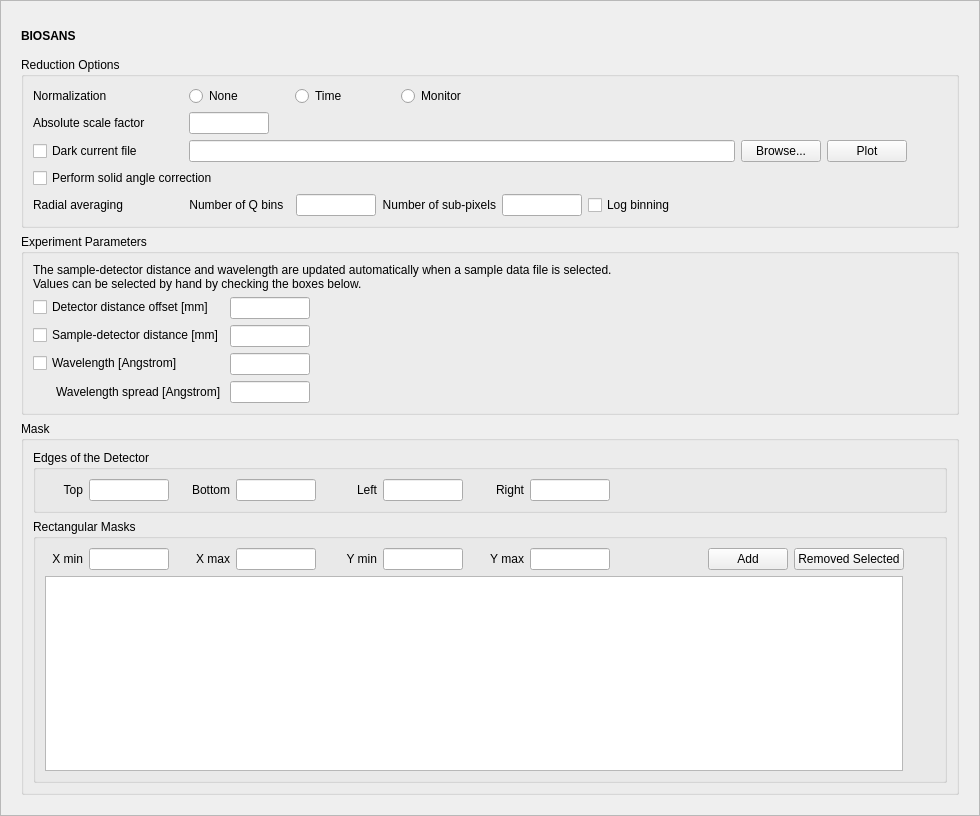
mantidproject/mantid, file Code/Mantid/scripts/Interface/ui/sans/hfir_instrument.ui: the form before one commit.
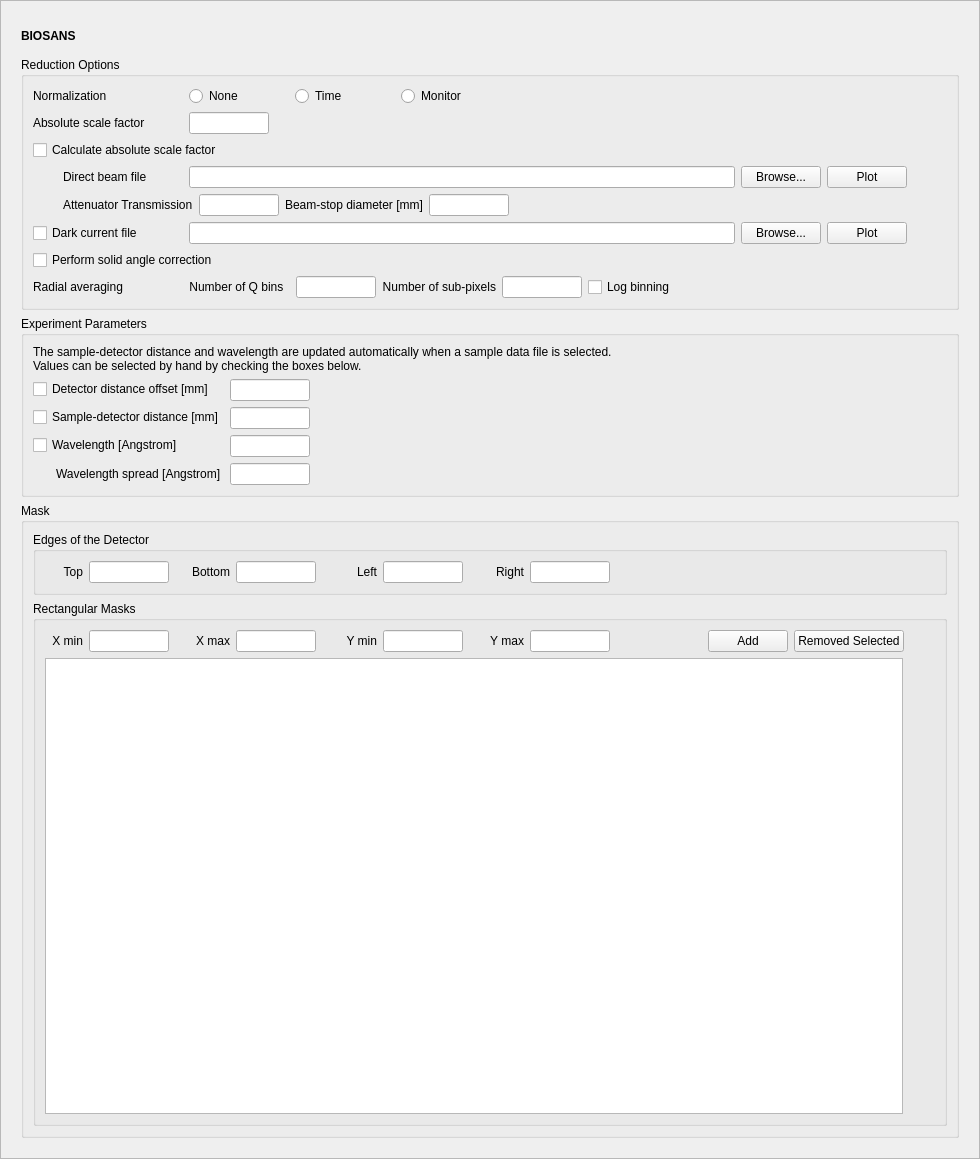
The form after the commit.

Diff of the .ui file:
```diff
--- a/Code/Mantid/scripts/Interface/ui/sans/hfir_instrument.ui
+++ b/Code/Mantid/scripts/Interface/ui/sans/hfir_instrument.ui
@@ -7,7 +7,7 @@
     <x>0</x>
     <y>0</y>
     <width>980</width>
-    <height>816</height>
+    <height>1159</height>
    </rect>
   </property>
   <property name="sizePolicy">
@@ -58,7 +58,7 @@
         <x>0</x>
         <y>0</y>
         <width>960</width>
-        <height>796</height>
+        <height>1139</height>
        </rect>
       </property>
       <layout class="QVBoxLayout" name="verticalLayout_4">
@@ -277,6 +277,205 @@
             </item>
            </layout>
           </item>
+          <item>
+           <layout class="QHBoxLayout" name="horizontalLayout_6">
+            <item>
+             <widget class="QCheckBox" name="scale_chk">
+              <property name="toolTip">
+               <string>Check to calculate the absolute scale factor using the direct beam method.</string>
+              </property>
+              <property name="text">
+               <string>Calculate absolute scale factor</string>
+              </property>
+             </widget>
+            </item>
+           </layout>
+          </item>
+          <item>
+           <layout class="QHBoxLayout" name="horizontalLayout_10">
+            <item>
+             <spacer name="horizontalSpacer_10">
+              <property name="orientation">
+               <enum>Qt::Horizontal</enum>
+              </property>
+              <property name="sizeType">
+               <enum>QSizePolicy::Fixed</enum>
+              </property>
+              <property name="sizeHint" stdset="0">
+               <size>
+                <width>30</width>
+                <height>20</height>
+               </size>
+              </property>
+             </spacer>
+            </item>
+            <item>
+             <widget class="QLabel" name="direct_beam_label">
+              <property name="minimumSize">
+               <size>
+                <width>120</width>
+                <height>0</height>
+               </size>
+              </property>
+              <property name="text">
+               <string>Direct beam file</string>
+              </property>
+             </widget>
+            </item>
+            <item>
+             <widget class="QLineEdit" name="scale_data_edit">
+              <property name="minimumSize">
+               <size>
+                <width>300</width>
+                <height>0</height>
+               </size>
+              </property>
+              <property name="toolTip">
+               <string>Enter a valid file path for a direct beam data file.</string>
+              </property>
+             </widget>
+            </item>
+            <item>
+             <widget class="QPushButton" name="scale_data_browse_button">
+              <property name="sizePolicy">
+               <sizepolicy hsizetype="Fixed" vsizetype="Fixed">
+                <horstretch>0</horstretch>
+                <verstretch>0</verstretch>
+               </sizepolicy>
+              </property>
+              <property name="toolTip">
+               <string>Click to browse.</string>
+              </property>
+              <property name="text">
+               <string>Browse...</string>
+              </property>
+             </widget>
+            </item>
+            <item>
+             <widget class="QPushButton" name="scale_data_plot_button">
+              <property name="sizePolicy">
+               <sizepolicy hsizetype="Fixed" vsizetype="Fixed">
+                <horstretch>0</horstretch>
+                <verstretch>0</verstretch>
+               </sizepolicy>
+              </property>
+              <property name="toolTip">
+               <string>Click to plot data 2D data.</string>
+              </property>
+              <property name="text">
+               <string>Plot</string>
+              </property>
+             </widget>
+            </item>
+            <item>
+             <spacer name="horizontalSpacer_3">
+              <property name="orientation">
+               <enum>Qt::Horizontal</enum>
+              </property>
+              <property name="sizeType">
+               <enum>QSizePolicy::Fixed</enum>
+              </property>
+              <property name="sizeHint" stdset="0">
+               <size>
+                <width>40</width>
+                <height>20</height>
+               </size>
+              </property>
+             </spacer>
+            </item>
+           </layout>
+          </item>
+          <item>
+           <layout class="QHBoxLayout" name="horizontalLayout_11">
+            <item>
+             <spacer name="horizontalSpacer_11">
+              <property name="orientation">
+               <enum>Qt::Horizontal</enum>
+              </property>
+              <property name="sizeType">
+               <enum>QSizePolicy::Fixed</enum>
+              </property>
+              <property name="sizeHint" stdset="0">
+               <size>
+                <width>30</width>
+                <height>20</height>
+               </size>
+              </property>
+             </spacer>
+            </item>
+            <item>
+             <widget class="QLabel" name="att_trans_label">
+              <property name="text">
+               <string>Attenuator Transmission</string>
+              </property>
+             </widget>
+            </item>
+            <item>
+             <widget class="QLineEdit" name="scale_att_trans_edit">
+              <property name="sizePolicy">
+               <sizepolicy hsizetype="Fixed" vsizetype="Fixed">
+                <horstretch>0</horstretch>
+                <verstretch>0</verstretch>
+               </sizepolicy>
+              </property>
+              <property name="minimumSize">
+               <size>
+                <width>80</width>
+                <height>0</height>
+               </size>
+              </property>
+              <property name="maximumSize">
+               <size>
+                <width>80</width>
+                <height>16777215</height>
+               </size>
+              </property>
+              <property name="toolTip">
+               <string>Enter the attenuator transmission.</string>
+              </property>
+             </widget>
+            </item>
+            <item>
+             <widget class="QLabel" name="beamstop_label">
+              <property name="text">
+               <string>Beam-stop diameter [mm]</string>
+              </property>
+             </widget>
+            </item>
+            <item>
+             <widget class="QLineEdit" name="scale_beam_radius_edit">
+              <property name="minimumSize">
+               <size>
+                <width>80</width>
+                <height>0</height>
+               </size>
+              </property>
+              <property name="maximumSize">
+               <size>
+                <width>80</width>
+                <height>16777215</height>
+               </size>
+              </property>
+              <property name="toolTip">
+               <string>Enter the beam-stop diameter in mm.</string>
+              </property>
+             </widget>
+            </item>
+            <item>
+             <spacer name="horizontalSpacer_12">
+              <property name="orientation">
+               <enum>Qt::Horizontal</enum>
+              </property>
+              <property name="sizeHint" stdset="0">
+               <size>
+                <width>40</width>
+                <height>20</height>
+               </size>
+              </property>
+             </spacer>
+            </item>
+           </layout>
+          </item>
           <item>
            <layout class="QHBoxLayout" name="horizontalLayout_7">
             <item>
```
Left out of the diff: 2 changed lines with no effect on the pictures.
